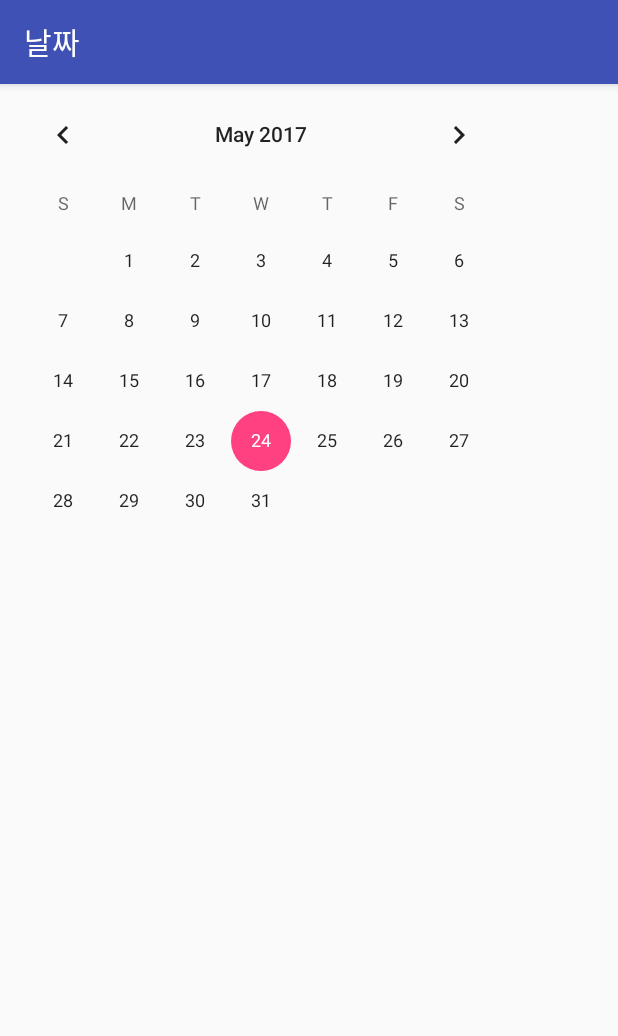
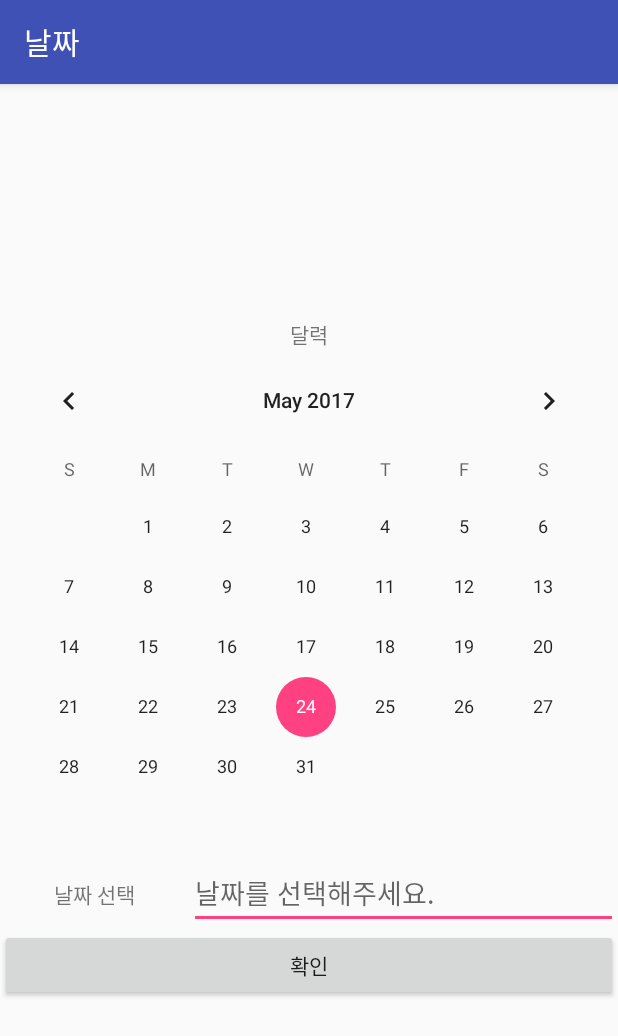
Before and after one commit to uiopuipo/Android, an Android app: the screen it shows after launch (DateActivity), after a tap on "날짜 입력", on a phone screen of 412 x 824 dp. Shown: the top 1036 px of the screen. Run offline under Robolectric (Android 15) with nearby library versions, the phone set to English and light mode, and no system bars.

Commit message:
5월 24일 DateActivity 작성

```diff
--- a/app/src/main/AndroidManifest.xml
+++ b/app/src/main/AndroidManifest.xml
@@ -25,7 +25,9 @@
         <activity
             android:name=".PersonalActivity"
             android:label="@string/PersonalTitle" />
-        <activity android:name=".StyleActivity"></activity>
+        <activity
+            android:name=".StyleActivity"
+            android:label="스타일 추천"/>
     </application>
 
 </manifest>
--- a/app/src/main/java/com/example/jks/project/DateActivity.java
+++ b/app/src/main/java/com/example/jks/project/DateActivity.java
@@ -1,15 +1,46 @@
 package com.example.jks.project;
 
+import android.content.Intent;
+import android.support.annotation.NonNull;
 import android.support.v7.app.AppCompatActivity;
 import android.os.Bundle;
+import android.view.View;
+import android.widget.Button;
+import android.widget.CalendarView;
+import android.widget.EditText;
+
 /*------프로젝트 공동 작업을 위한 설명 공간입니다.------*/ /*
 날짜를 표시하는 액티비티
+날짜를 선택하고 버튼을 누르면 날짜 값을 리턴합니다.
 */ /*------------------------------------------------------*/
+
 public class DateActivity extends AppCompatActivity {
-
+    private int mYear, mMonth, mDay;
     @Override
     protected void onCreate(Bundle savedInstanceState) {
         super.onCreate(savedInstanceState);
         setContentView(R.layout.activity_date);
+
+        final EditText editText = (EditText) findViewById(R.id.DeditText1);
+        Button button = (Button) findViewById(R.id.Dbutton1);
+        button.setOnClickListener(new View.OnClickListener() {
+            public void onClick(View v) {
+                Intent intent = new Intent();
+                intent.putExtra("DATE_DATA", editText.getText().toString());
+                setResult(RESULT_OK, intent);
+                finish();
+            }
+        });
+
+        CalendarView calendarView = (CalendarView)findViewById(R.id.DcalendarView);
+        calendarView.setOnDateChangeListener(new CalendarView.OnDateChangeListener() {
+            @Override
+            public void onSelectedDayChange(@NonNull CalendarView view, int year, int month, int dayOfMonth) {
+                mYear = year;
+                mMonth = month;
+                mDay = dayOfMonth;
+                editText.setText(""+mYear+"년 "+mMonth+"월 "+mDay+"일");
+            }
+        });
     }
 }
--- a/app/src/main/java/com/example/jks/project/MainActivity.java
+++ b/app/src/main/java/com/example/jks/project/MainActivity.java
@@ -5,6 +5,7 @@ import android.os.Bundle;
 import android.view.View;
 import android.widget.Button;
 import android.content.Intent;
+import android.widget.EditText;
 
 /*------프로젝트 공동 작업을 위한 설명 공간입니다.------*/ /*
 1. GitHub 주소 : https://github.com/uiopuipo/Android
@@ -15,11 +16,16 @@ ex) Button 객체를 생성한다면 -> Button button1
 */ /*------------------------------------------------------*/
 
 public class MainActivity extends AppCompatActivity implements View.OnClickListener {
-
+    final static int DATE_CODE = 1;
+    EditText editText1, editText2, editText3, editText4;
     @Override
     protected void onCreate(Bundle savedInstanceState) {
         super.onCreate(savedInstanceState);
         setContentView(R.layout.activity_main);
+        editText1 = (EditText) findViewById(R.id.MeditText1);
+        editText2 = (EditText) findViewById(R.id.MeditText2);
+        editText3 = (EditText) findViewById(R.id.MeditText3);
+        editText4 = (EditText) findViewById(R.id.MeditText4);
     }
 
     @Override
@@ -28,7 +34,7 @@ public class MainActivity extends AppCompatActivity implements View.OnClickListe
         switch(v.getId()){
             case R.id.Mbutton1:
                 intent = new Intent(MainActivity.this, DateActivity.class);
-                startActivityForResult(intent, RESULT_OK);
+                startActivityForResult(intent, DATE_CODE);
                 break;
             case R.id.Mbutton2:
                 intent = new Intent(MainActivity.this, PersonalActivity.class);
@@ -44,4 +50,13 @@ public class MainActivity extends AppCompatActivity implements View.OnClickListe
                 break;
         }
     }
+
+    @Override
+    protected void onActivityResult(int requestCode, int resultCode, Intent data){
+        if(requestCode == DATE_CODE) {
+            if(resultCode == RESULT_OK) {
+                editText1.setText(data.getStringExtra("DATE_DATA"));
+            }
+        }
+    }
 }
--- a/app/src/main/res/layout/activity_date.xml
+++ b/app/src/main/res/layout/activity_date.xml
@@ -1,12 +1,53 @@
 <?xml version="1.0" encoding="utf-8"?>
-<android.support.constraint.ConstraintLayout xmlns:android="http://schemas.android.com/apk/res/android"
+<LinearLayout xmlns:android="http://schemas.android.com/apk/res/android"
     xmlns:tools="http://schemas.android.com/tools"
     android:layout_width="match_parent"
     android:layout_height="match_parent"
+    android:gravity="center"
+    android:orientation="vertical"
     tools:context="com.example.jks.project.DateActivity">
+
+    <TextView
+        android:id="@+id/DtextView1"
+        android:layout_width="match_parent"
+        android:layout_height="wrap_content"
+        android:gravity="center"
+        android:text="@string/Dcalendar" />
 
     <CalendarView
         android:id="@+id/DcalendarView"
-        android:layout_width="wrap_content"
-        android:layout_height="wrap_content"/>
-</android.support.constraint.ConstraintLayout>
+        android:layout_width="match_parent"
+        android:layout_height="wrap_content" />
+
+    <LinearLayout
+        android:layout_width="match_parent"
+        android:layout_height="wrap_content"
+        android:orientation="horizontal">
+
+        <TextView
+            android:id="@+id/DtextView2"
+            android:layout_width="wrap_content"
+            android:layout_height="wrap_content"
+            android:layout_weight="1"
+            android:gravity="center"
+            android:text="@string/DselectDate"
+            tools:layout_editor_absoluteX="-17dp"
+            tools:layout_editor_absoluteY="369dp" />
+
+        <EditText
+            android:id="@+id/DeditText1"
+            android:layout_width="wrap_content"
+            android:layout_height="wrap_content"
+            android:layout_weight="1"
+            android:ems="10"
+            android:hint="@string/DselectDateHint"
+            android:inputType="textPersonName" />
+    </LinearLayout>
+
+    <Button
+        android:id="@+id/Dbutton1"
+        android:layout_width="match_parent"
+        android:layout_height="wrap_content"
+        android:text="@string/Dok" />
+
+</LinearLayout>
--- a/app/src/main/res/layout/activity_personal.xml
+++ b/app/src/main/res/layout/activity_personal.xml
@@ -1,6 +1,5 @@
 <?xml version="1.0" encoding="utf-8"?>
 <LinearLayout xmlns:android="http://schemas.android.com/apk/res/android"
-    xmlns:app="http://schemas.android.com/apk/res-auto"
     xmlns:tools="http://schemas.android.com/tools"
     android:layout_width="match_parent"
     android:layout_height="match_parent"
--- a/app/src/main/res/layout/activity_style.xml
+++ b/app/src/main/res/layout/activity_style.xml
@@ -1,6 +1,5 @@
 <?xml version="1.0" encoding="utf-8"?>
 <LinearLayout xmlns:android="http://schemas.android.com/apk/res/android"
-    xmlns:app="http://schemas.android.com/apk/res-auto"
     xmlns:tools="http://schemas.android.com/tools"
     android:layout_width="match_parent"
     android:layout_height="match_parent"
--- a/build.gradle
+++ b/build.gradle
@@ -5,7 +5,7 @@ buildscript {
         jcenter()
     }
     dependencies {
-        classpath 'com.android.tools.build:gradle:2.3.0'
+        classpath 'com.android.tools.build:gradle:2.3.2'
 
         // NOTE: Do not place your application dependencies here; they belong
         // in the individual module build.gradle files
```
Also changed, not shown: app/src/main/res/layout/activity_main.xml (+12 -17 lines), app/src/main/res/layout/activity_weather.xml (+4 -4 lines), app/src/main/res/values/strings.xml (+19 -5 lines).
